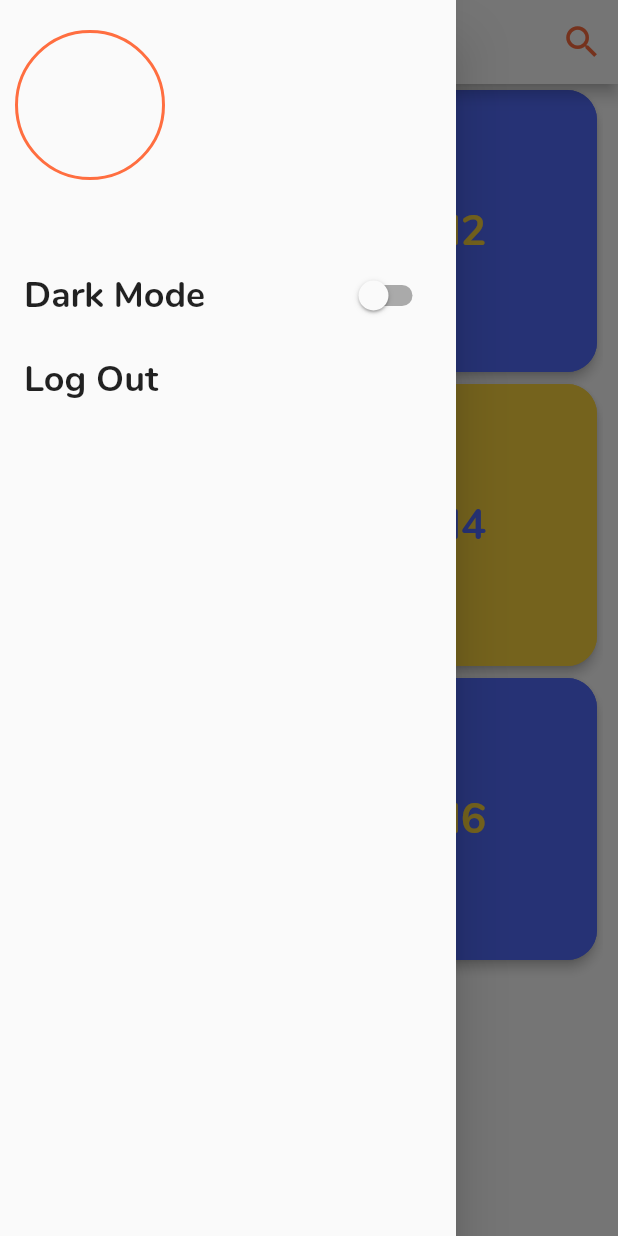
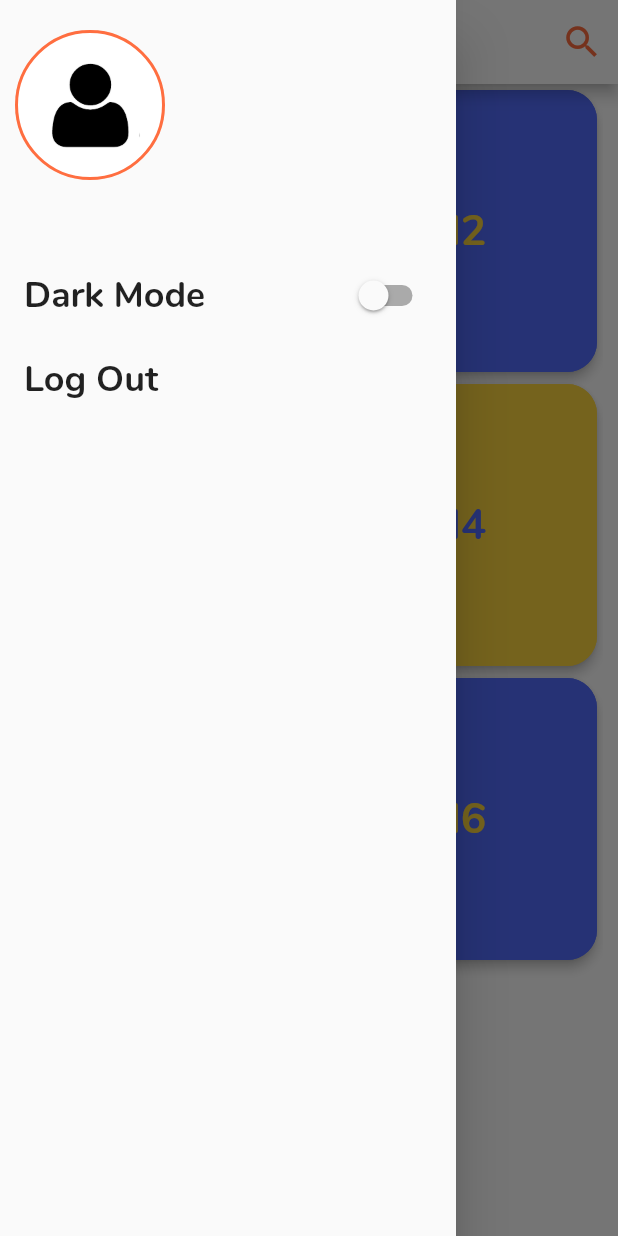
Before and after one commit to abhijit-apotikar/batchmates2020, a Flutter app: the screen it shows once a user with an empty profile is signed in, with the side drawer open, on a phone screen of 412 x 824 dp. Run offline on Flutter 3.47's test engine with Material 2 defaults, Android fonts, the phone set to English and light mode, and no system bars; our stand-ins replace cloud_firestore, firebase_auth, flutter_icons, flutter_spinkit, google_sign_in, sqflite and 1 more; missing offline and left inert: syncfusion_flutter_core; accounts and stored records are empty.

```diff
--- a/lib/widgets/myHomePage.dart
+++ b/lib/widgets/myHomePage.dart
@@ -2,6 +2,8 @@ import 'package:firebase_auth/firebase_auth.dart';
 import 'package:flutter/material.dart';
 import 'package:provider/provider.dart';
 import 'package:flutter_icons/flutter_icons.dart';
+import 'package:sqflite/sqflite.dart';
+
 
 import '../class/colorCodeNotifier.dart';
 import '../class/actualColorCodes.dart';
@@ -125,8 +127,10 @@ class _MyHomePageState extends State<MyHomePage> {
                 children: <Widget>[
                   GestureDetector(
                     onTap: () {
-                      Navigator.pushNamed(context, '/DeveloperInfo',
-                          arguments: user.photoUrl);
+                      Navigator.pushNamed(
+                        context,
+                        '/DeveloperInfo',
+                      );
                     },
                     child: Hero(
                       tag: 'Developer',
@@ -139,11 +143,12 @@ class _MyHomePageState extends State<MyHomePage> {
                               width: 2,
                               color: localColorCode.ccAppBarForegroundColor,
                             ),
-                          /* image: new DecorationImage(
+                            image: new DecorationImage(
                               fit: BoxFit.fill,
-                            image: new NetworkImage('${user.photoUrl}'),
-                          )*/
-                        ),
+                              image: user.photoUrl == null
+                                  ? AssetImage("assets/images/person.png")
+                                  : NetworkImage('${user.photoUrl}'),
+                            )),
                       ),
                     ),
                   ),
@@ -155,7 +160,11 @@ class _MyHomePageState extends State<MyHomePage> {
               child: Column(
                 crossAxisAlignment: CrossAxisAlignment.start,
                 children: <Widget>[
-                  Text(
+                  user.displayName == null
+                      ? SizedBox(
+                          height: 10.0,
+                        )
+                      : Text(
                           '${user.displayName}',
                           style: TextStyle(
                             fontFamily: 'Nunito',
--- a/pubspec.yaml
+++ b/pubspec.yaml
@@ -30,6 +30,8 @@ dependencies:
   syncfusion_flutter_charts: ^18.1.44
   cloud_firestore:
   flutter_spinkit: "^4.1.2"
+  shared_preferences: ^0.5.7+3
+  sqflite: ^1.3.0
 
 
 dev_dependencies:
@@ -55,6 +57,7 @@ flutter:
     - assets/images/woman.png
     - assets/images/google_logo.png
     - assets/images/e_mail.png
+    - assets/images/person.png
 
   # An image asset can refer to one or more resolution-specific "variants", see
   # https://flutter.dev/assets-and-images/#resolution-aware.
```
Also changed, not shown: lib/widgets/developerInfo.dart (+60 -15 lines), lib/widgets/logInPage.dart (+20 -10 lines), assets/images/person.png (added), pubspec.lock. Lines whose indentation alone changed are shown as unchanged.
